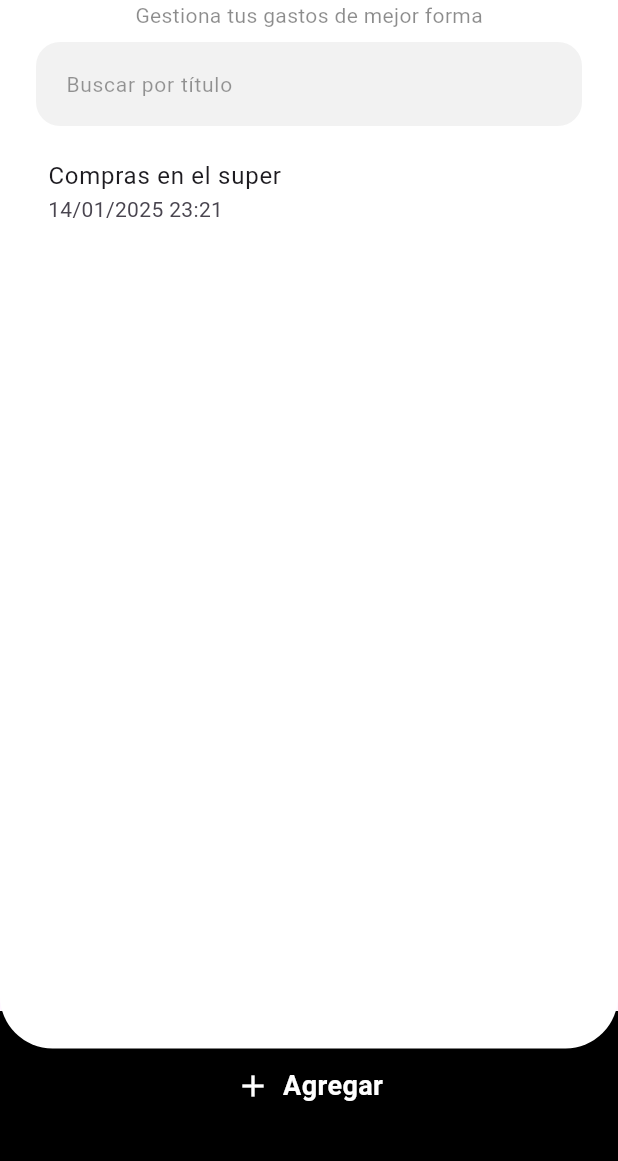
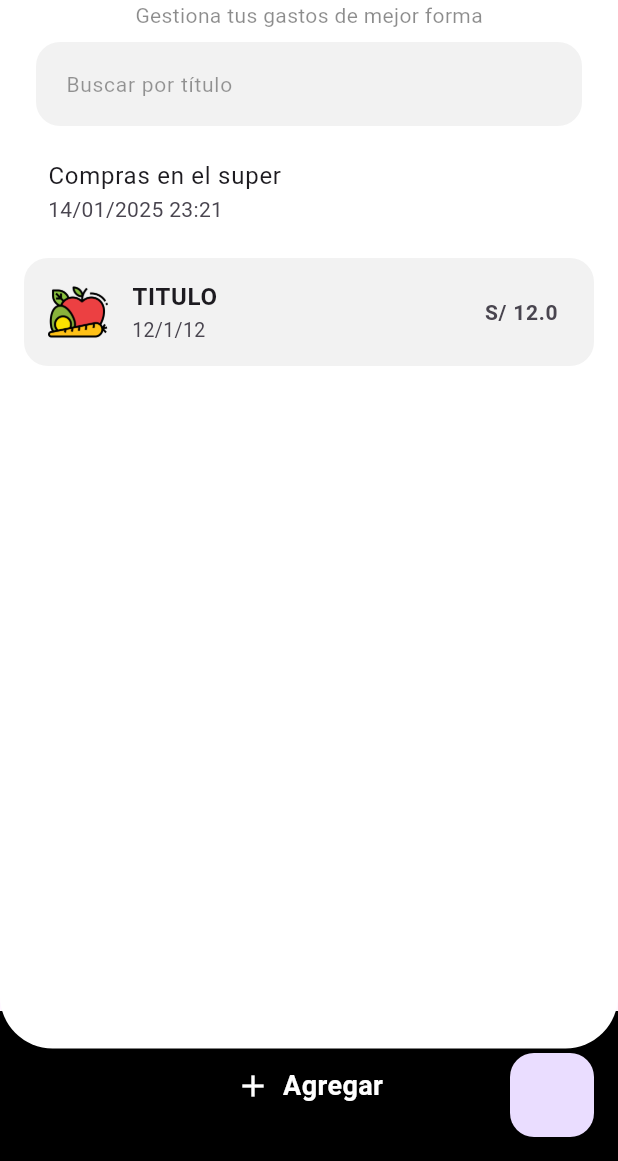
Before and after one commit to fr4nsgallegos/gastosAppG8, a Flutter app: the screen it shows after launch, on a phone screen of 412 x 824 dp, the part 75-1236 px from its top. Run offline on Flutter 3.47's test engine with Material 3 defaults, Android fonts, the phone set to English and light mode, and no system bars; our stand-ins replace sqflite; accounts and stored records are empty.

Commit message:
funcion para obtener lista de gasto model a partir de nuestra bd

```diff
--- a/lib/db/db_admin.dart
+++ b/lib/db/db_admin.dart
@@ -1,5 +1,6 @@
 import 'dart:io';
 
+import 'package:gastosappg8/models/gasto_model.dart';
 import 'package:path/path.dart';
 import 'package:path_provider/path_provider.dart';
 import 'package:sqflite/sqflite.dart';
@@ -59,14 +60,20 @@ class DBAdmin {
   }
 
   //OBTENCIÓN DE DATOS
-  obtenerGastos() async {
+  Future<List<GastoModel>> obtenerGastos() async {
     Database? db = await _checkDatabase();
     List<Map<String, dynamic>> data = await db!.query("GASTOS");
+
+    List<GastoModel> gastosList =
+        data.map((e) => GastoModel.fromDB(e)).toList();
+
     // List<Map<String, dynamic>> data =
     //     await db!.rawQuery("SELECT TITLE FROM GASTOS WHERE TYPE='Otros'");
     // List<Map<String, dynamic>> data =
     // await db!.query("GASTOS", where: "TYPE='Otros'");
-    print(data);
+    // print(data);
+    // print(gastosList);
+    return gastosList;
   }
 
   //UPDATE GASTO
--- a/lib/models/gasto_model.dart
+++ b/lib/models/gasto_model.dart
@@ -10,4 +10,11 @@ class GastoModel {
     required this.datetime,
     required this.type,
   });
+
+  factory GastoModel.fromDB(Map<String, dynamic> data) => GastoModel(
+        title: data["title"],
+        price: data["price"],
+        datetime: data["datetime"],
+        type: data["type"],
+      );
 }
--- a/lib/pages/home_page.dart
+++ b/lib/pages/home_page.dart
@@ -1,5 +1,7 @@
 import 'package:flutter/material.dart';
 import 'package:gastosappg8/db/db_admin.dart';
+import 'package:gastosappg8/models/gasto_model.dart';
+import 'package:gastosappg8/widgets/item_gasto_widget.dart';
 import 'package:gastosappg8/widgets/register_modal.dart';
 
 class HomePage extends StatefulWidget {
@@ -8,6 +10,8 @@ class HomePage extends StatefulWidget {
 }
 
 class _HomePageState extends State<HomePage> {
+  GastoModel gasto1 = GastoModel(
+      title: "TITULO", datetime: "12/1/12", price: 12, type: "Alimentos");
   Widget busquedaWidget() {
     return Padding(
       padding: const EdgeInsets.all(8.0),
@@ -55,15 +59,15 @@ class _HomePageState extends State<HomePage> {
   Widget build(BuildContext context) {
     return SafeArea(
       child: Scaffold(
-        // floatingActionButton: FloatingActionButton(
-        //   onPressed: () {
-        //     // dbAdmin.insertarGasto();
-        //     // DBAdmin().obtenerGastos();
-        //     // dbAdmin.obtenerGastos();
-        //     // DBAdmin().updGasto();
-        //     DBAdmin().delGasto();
-        //   },
-        // ),
+        floatingActionButton: FloatingActionButton(
+          onPressed: () {
+            // dbAdmin.insertarGasto();
+            DBAdmin().obtenerGastos();
+            // dbAdmin.obtenerGastos();
+            // DBAdmin().updGasto();
+            // DBAdmin().delGasto();
+          },
+        ),
         body: Stack(
           children: [
             Column(
@@ -139,6 +143,7 @@ class _HomePageState extends State<HomePage> {
                           title: Text("Compras en el super"),
                           subtitle: Text("14/01/2025 23:21"),
                         ),
+                        ItemGastoWidget(gasto: gasto1),
                       ],
                     ),
                   ),
--- /dev/null
+++ b/lib/widgets/item_gasto_widget.dart
@@ -0,0 +1,48 @@
+import 'package:flutter/material.dart';
+import 'package:gastosappg8/models/gasto_model.dart';
+
+class ItemGastoWidget extends StatelessWidget {
+  GastoModel gasto;
+
+  ItemGastoWidget({required this.gasto});
+
+  @override
+  Widget build(BuildContext context) {
+    return Container(
+      margin: EdgeInsets.symmetric(vertical: 8),
+      decoration: BoxDecoration(
+        color: Colors.black.withOpacity(0.05),
+        borderRadius: BorderRadius.circular(16),
+      ),
+      child: ListTile(
+        leading: Image.asset(
+          "assets/images/alimentos.webp",
+          // gasto.,
+          height: 40,
+          width: 40,
+        ),
+        title: Text(
+          gasto.title,
+          style: TextStyle(
+            fontSize: 16,
+            fontWeight: FontWeight.w700,
+          ),
+        ),
+        subtitle: Text(
+          gasto.datetime,
+          style: TextStyle(
+            fontSize: 13,
+            fontWeight: FontWeight.w400,
+          ),
+        ),
+        trailing: Text(
+          "S/ ${gasto.price}",
+          style: TextStyle(
+            fontSize: 14,
+            fontWeight: FontWeight.w700,
+          ),
+        ),
+      ),
+    );
+  }
+}
```
